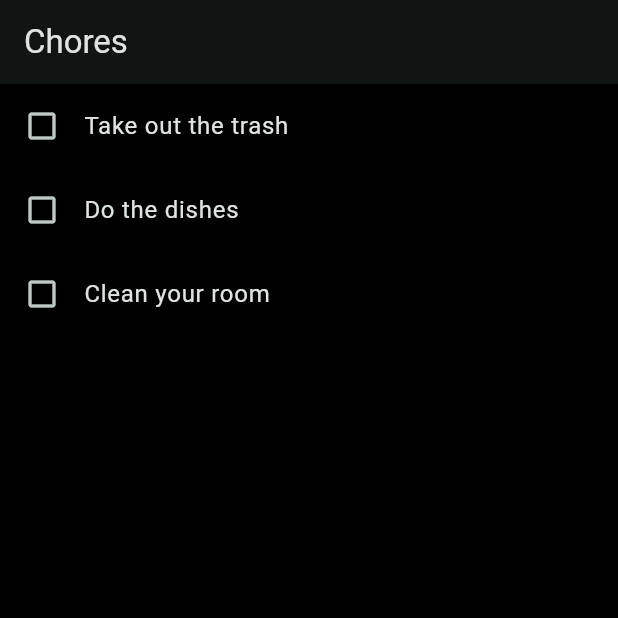
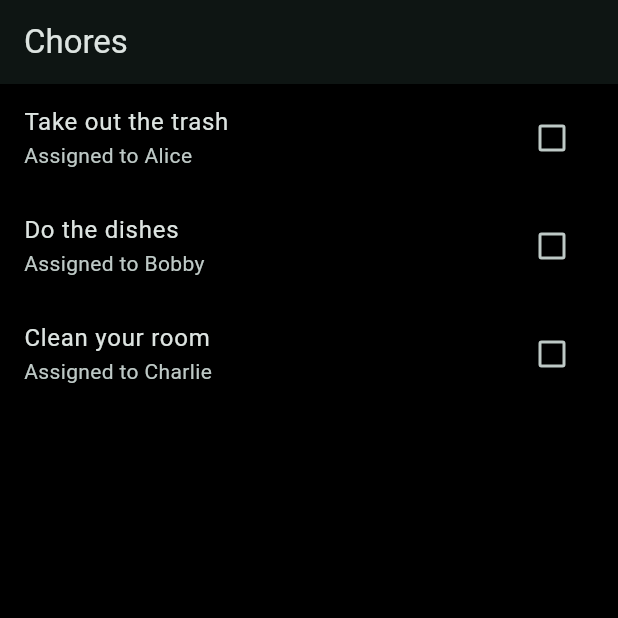
Before and after one commit to Soulcrypt/family-hub, a Flutter app: the ChoresScreen screen opened by its route, on a phone screen of 412 x 824 dp, the top half of it. Run offline on Flutter 3.47's test engine with Material 3 defaults, Android fonts, the light colour scheme and no system bars; our stand-ins replace go_router.

Commit message:
Add ChoresModule with checkbox list

```diff
--- a/lib/modules/chores/chores_screen.dart
+++ b/lib/modules/chores/chores_screen.dart
@@ -1,25 +1,51 @@
 import 'package:flutter/material.dart';
 
-class ChoresScreen extends StatelessWidget {
+/// Simple chores module displaying a list of tasks with checkboxes.
+class ChoreTask {
+  ChoreTask({
+    required this.title,
+    required this.assignedTo,
+    this.completed = false,
+  });
+
+  final String title;
+  final String assignedTo;
+  bool completed;
+}
+
+class ChoresScreen extends StatefulWidget {
   const ChoresScreen({super.key});
 
   @override
+  State<ChoresScreen> createState() => _ChoresScreenState();
+}
+
+class _ChoresScreenState extends State<ChoresScreen> {
+  final List<ChoreTask> _chores = [
+    ChoreTask(title: 'Take out the trash', assignedTo: 'Alice'),
+    ChoreTask(title: 'Do the dishes', assignedTo: 'Bobby'),
+    ChoreTask(title: 'Clean your room', assignedTo: 'Charlie'),
+  ];
+
+  @override
   Widget build(BuildContext context) {
-    const chores = [
-      'Take out the trash',
-      'Do the dishes',
-      'Clean your room',
-    ];
     return Scaffold(
       appBar: AppBar(
         title: const Text('Chores'),
       ),
       body: ListView.builder(
-        itemCount: chores.length,
+        itemCount: _chores.length,
         itemBuilder: (context, index) {
-          return ListTile(
-            leading: const Icon(Icons.check_box_outline_blank),
-            title: Text(chores[index]),
+          final chore = _chores[index];
+          return CheckboxListTile(
+            title: Text(chore.title),
+            subtitle: Text('Assigned to ${chore.assignedTo}'),
+            value: chore.completed,
+            onChanged: (value) {
+              setState(() {
+                chore.completed = value ?? false;
+              });
+            },
           );
         },
       ),
```
